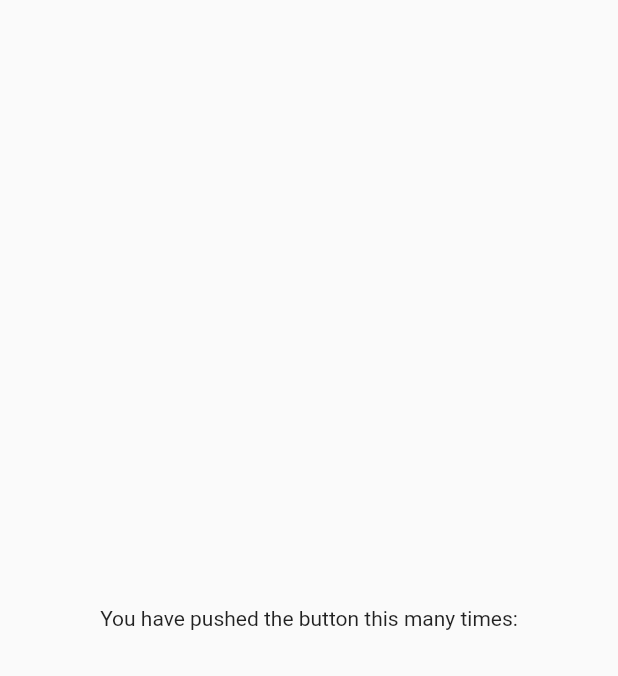
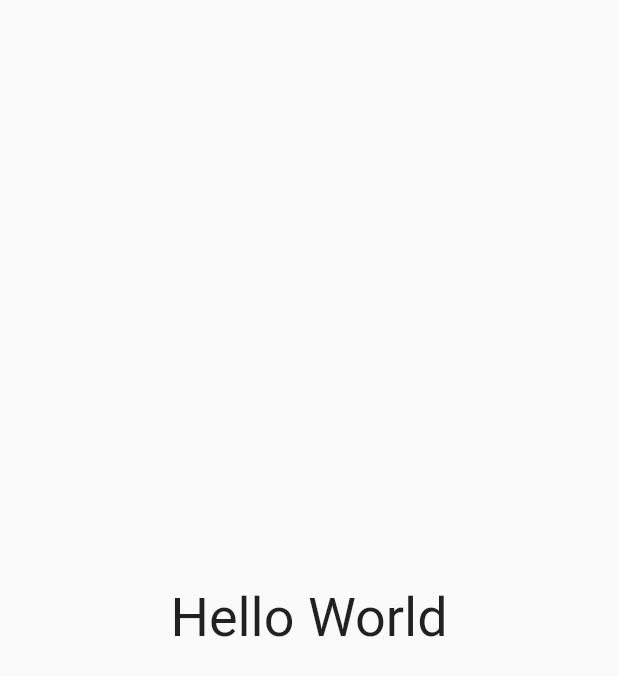
Before and after one commit to laOLIVAesVERDE/PokemonSampleAppWithFlutter, a Flutter app: the screen it shows after launch, on a phone screen of 412 x 824 dp. Shown: the top 676 px of the screen. Run offline on Flutter 3.47's test engine with Material 2 defaults, Android fonts, the phone set to English and light mode, and no system bars.

Commit message:
Update main.dart

```diff
--- a/lib/main.dart
+++ b/lib/main.dart
@@ -14,26 +14,23 @@ class MyApp extends StatelessWidget {
       theme: ThemeData(
         primarySwatch: Colors.blue,
       ),
-      home: const MyHomePage(title: 'Flutter Demo Home Page'),
+      home: const MyHomePage(),
     );
   }
 }
 
 class MyHomePage extends StatelessWidget {
-  const MyHomePage({Key? key, required this.title}) : super(key: key);
-  final String title;
+  const MyHomePage({Key? key}) : super(key: key);
 
   @override
   Widget build(BuildContext context) {
-    return Scaffold(
+    return const Scaffold(
       body: Center(
-        child: Column(
-          mainAxisAlignment: MainAxisAlignment.center,
-          children: const <Widget>[
-            Text(
-              'You have pushed the button this many times:',
-            ),
-          ],
+        child: Text(
+          'Hello World',
+          style: TextStyle(
+            fontSize: 36
+          ),
         ),
       ),
     );
```
